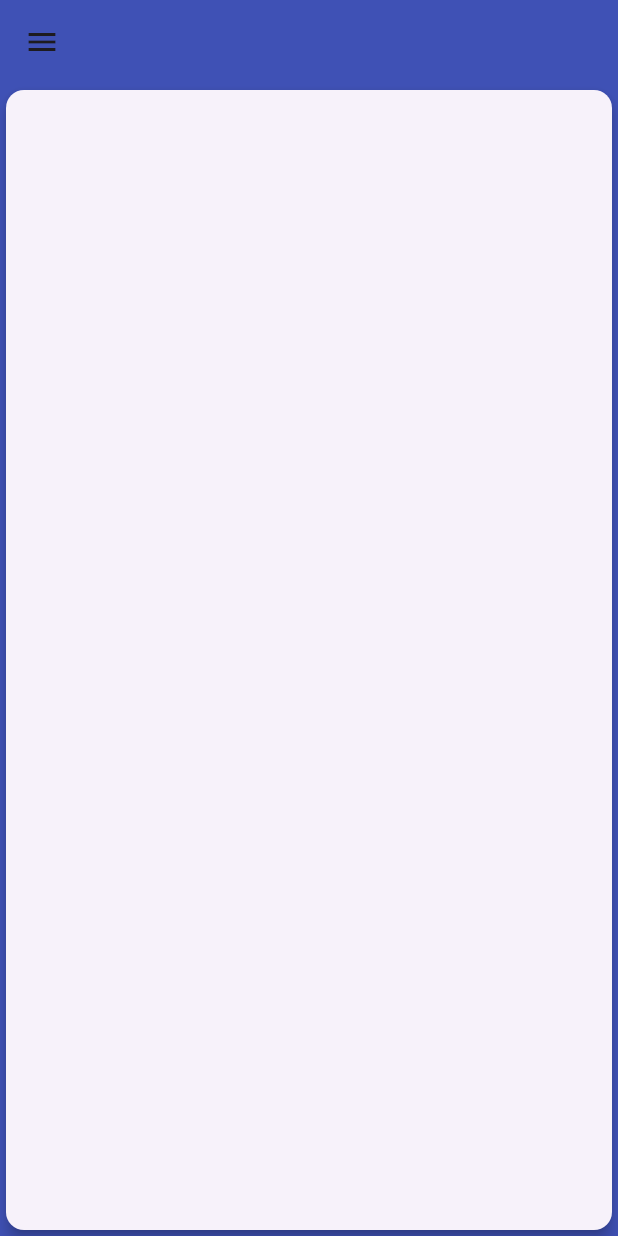
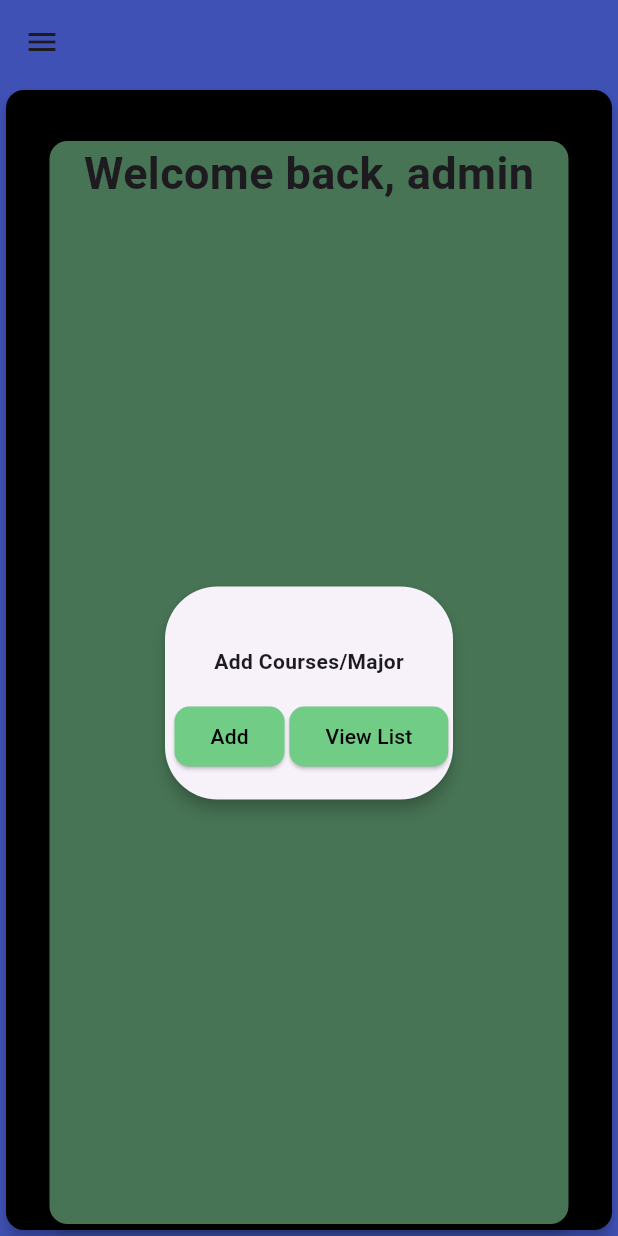
Before and after one commit to KappLmao/Project-Ace, a Flutter app: the Dashboard screen opened by its route, on a phone screen of 412 x 824 dp. Run offline on Flutter 3.47's test engine with Material 3 defaults, Android fonts, the light colour scheme and no system bars; our stand-ins replace get.

Commit message:
added login validation and MasterFiles Dashboard

```diff
--- a/lib/dashboard.dart
+++ b/lib/dashboard.dart
@@ -21,18 +21,109 @@ class _DashboardState extends State<Dashboard> {
       ),
       drawer: createDrawer(context),
       body: Center(
+        child: SizedBox(
+          width: 1000,
           child: Card(
             elevation: 4,
+            color: Color.fromARGB(255, 0, 0, 0),
             shape: RoundedRectangleBorder(
               borderRadius: BorderRadius.circular(12),
             ),
-          child: Container(
-            padding: EdgeInsets.all(320),
-            child: Text(
+            child: Padding(
+              padding: const EdgeInsets.only(
+                top: 30,
+                left: 25,
+                right: 25,
+                bottom: 0,
+              ),
+              child: Card(
+                elevation: 4,
+                color: Color.fromARGB(255, 71, 116, 84),
+                shape: RoundedRectangleBorder(
+                  borderRadius: BorderRadius.circular(12),
+                ),
+                child: Column(
+                  children: [
+                    Text(
                       'Welcome back, admin',
                       style: TextStyle(
                         fontSize: 30,
                         fontWeight: FontWeight.bold,
+                      ),
+                    ),
+                    SizedBox(
+                      height: 250,
+                    ),
+                    Container(
+                      width: 200,
+                      child: SizedBox(
+                        height: 150,
+                        child: Card(
+                          elevation: 4,
+                          shape: RoundedRectangleBorder(
+                            borderRadius: BorderRadius.circular(35),
+                          ),
+                          child: Column(
+                            children: [
+                              SizedBox(
+                                height: 40,
+                              ),
+                              Text(
+                                "Add Courses/Major",
+                                style: TextStyle(
+                                  fontWeight: FontWeight.bold,
+                                ),
+                              ),
+                              Column(
+                                children: [
+                                  Row(
+                                    mainAxisAlignment:
+                                        MainAxisAlignment.spaceEvenly,
+                                    children: [
+                                      SizedBox(
+                                        height: 80,
+                                      ),
+                                      ElevatedButton(
+                                        onPressed: () {},
+                                        style: ElevatedButton.styleFrom(
+                                          shape: RoundedRectangleBorder(
+                                            borderRadius: BorderRadius.circular(
+                                                10), // Adjust the radius as needed
+                                          ),
+                                          primary: Color.fromARGB(255, 113, 205,
+                                              133), // Button color
+                                        ),
+                                        child: Text(
+                                          "Add",
+                                          style: TextStyle(color: Colors.black),
+                                        ),
+                                      ),
+                                      ElevatedButton(
+                                        onPressed: () {},
+                                        style: ElevatedButton.styleFrom(
+                                          shape: RoundedRectangleBorder(
+                                            borderRadius: BorderRadius.circular(
+                                                10), // Adjust the radius as needed
+                                          ),
+                                          primary: Color.fromARGB(255, 113, 205,
+                                              133), // Button color
+                                        ),
+                                        child: Text(
+                                          "View List",
+                                          style: TextStyle(color: Colors.black),
+                                        ),
+                                      )
+                                    ],
+                                  ),
+                                ],
+                              ),
+                            ],
+                          ),
+                        ),
+                      ),
+                    ),
+                  ],
+                ),
               ),
             ),
           ),
--- a/lib/main.dart
+++ b/lib/main.dart
@@ -92,8 +92,7 @@ class _MyState extends State<My> {
                           child: TextFormField(
                             keyboardType: TextInputType.text,
                             controller: password,
-                            obscureText:
-                                !passwordVisible,
+                            obscureText: !passwordVisible,
                             decoration: InputDecoration(
                               labelText: 'Password',
                               hintText: 'Enter your password',
@@ -121,7 +120,6 @@ class _MyState extends State<My> {
                         ),
                       ),
                       sizeH(10),
-
                       Row(
                         mainAxisAlignment: MainAxisAlignment.spaceEvenly,
                         children: [
@@ -146,7 +144,6 @@ class _MyState extends State<My> {
                           ),
                         ],
                       ),
-
                       sizeH(10),
                       OutlinedButton(
                         style: OutlinedButton.styleFrom(
@@ -286,7 +283,8 @@ class _MyState extends State<My> {
       width: wide,
     );
   }
-  void login()async{
+
+  void login() async {
     var uri = Uri.parse("http://localhost/ace/users.php");
     Map<String, dynamic> json = {
       "username": name.text,
@@ -306,10 +304,17 @@ class _MyState extends State<My> {
         name.clear();
         password.clear();
         Get.to(Dashboard());
+      } else {
+        Get.snackbar(
+          'Login Failed',
+          'Please check your username and password',
+          snackPosition: SnackPosition.BOTTOM,
+          backgroundColor: Colors.red,
+          colorText: Colors.white,
+        );
       }
     } else {
       print(response.body);
     }
-
   }
 }
```
Lines whose indentation alone changed are shown as unchanged.
